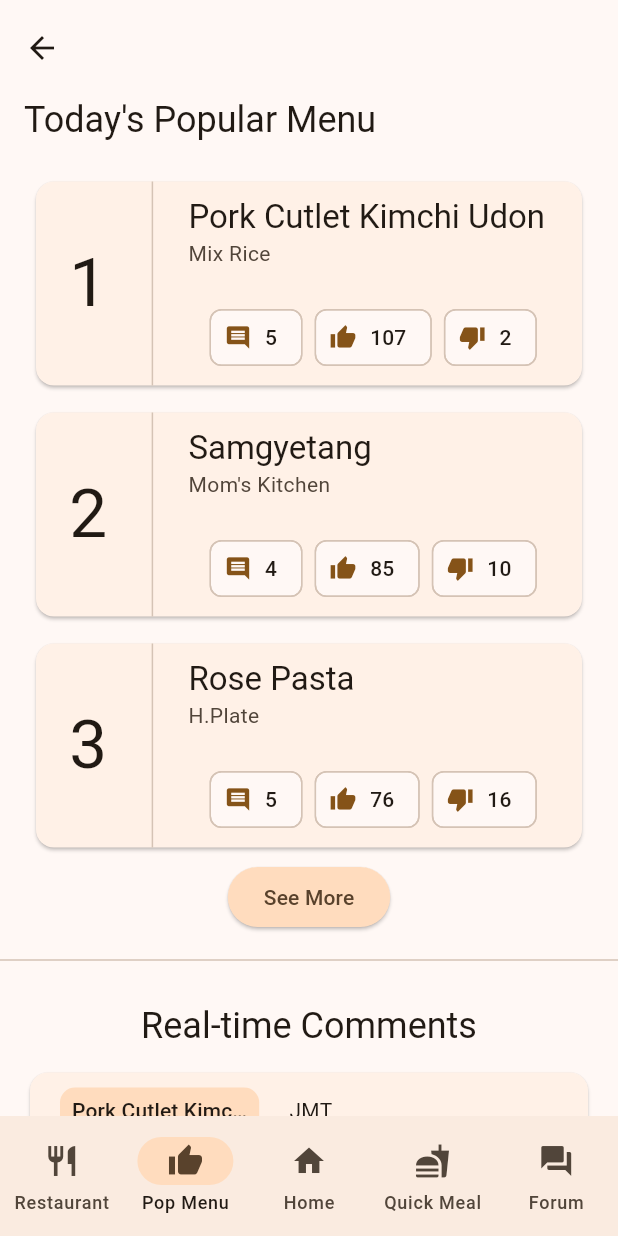
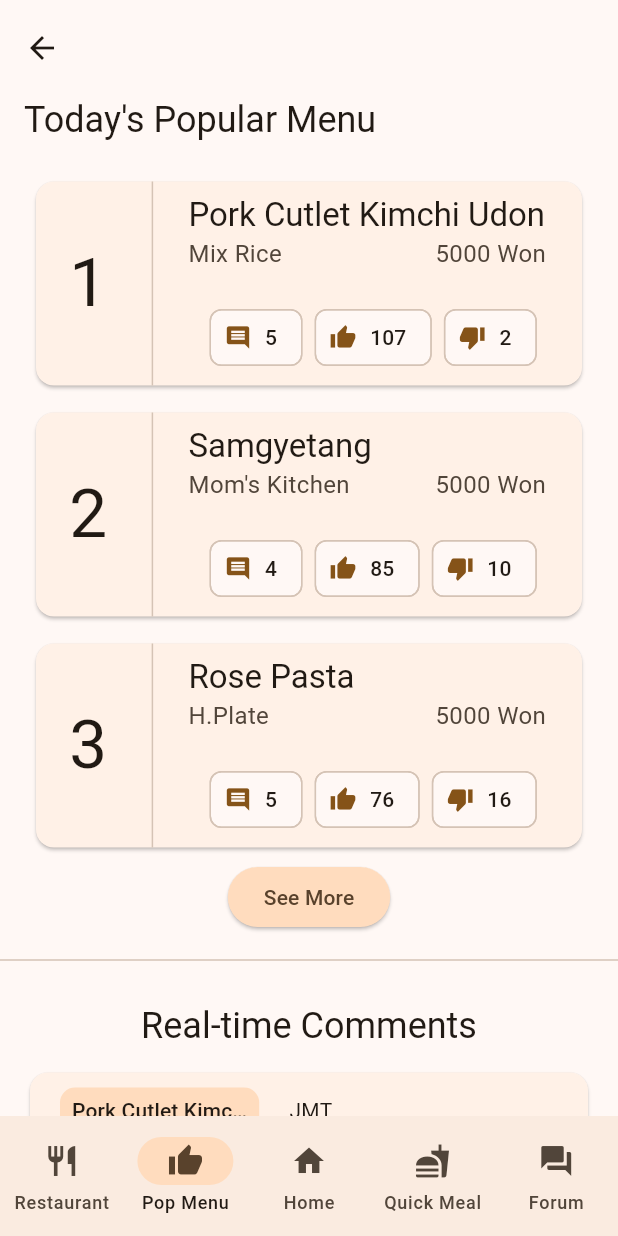
Before and after one commit to yangsijun/2022-2-IED-Mealis, a Flutter app: the screen it shows after launch, item 2 of the bottom bar chosen, on a phone screen of 412 x 824 dp. Run offline on Flutter 3.47's test engine with Material 2 defaults, Android fonts, the phone set to English and light mode, and no system bars; our stand-ins replace reorderable_grid_view.

Commit message:
Add menu price

```diff
--- a/lib/database.dart
+++ b/lib/database.dart
@@ -18,27 +18,142 @@ List<String> restaurantList = [
 ];
 
 Map<String, Menu> menuMap = {
-  'Pork Cutlet Kimchi Udon' : Menu('Pork Cutlet Kimchi Udon', 'Mix Rice', Stat(107, 2, 5), 'assets/images/pork_cutlet_kimchi_udon.jpg'),
-  'Tendon' : Menu('Tendon', 'Mix Rice', Stat(30, 10, 3), 'assets/images/tendon.jpg'),
-  'Backbone Spicy Soup' : Menu('Backbone Spicy Soup', 'Mix Rice', Stat(28, 10, 2), 'assets/images/backbone_spicy_soup.jpg'),
-  'Sirlon Donkatsu' : Menu('Sirlon Donkatsu', 'H.Plate', Stat(26, 10, 1), 'assets/images/sirlon_donkatsu.jpg'),
-  'Spicy Donkatsu' : Menu('Spicy Donkatsu', 'H.Plate', Stat(24, 10, 2), 'assets/images/spicy_donkatsu.jpg'),
-  'Rose Pasta' : Menu('Rose Pasta', 'H.Plate', Stat(76, 16, 5), 'assets/images/rose_pasta.jpg'),
-  'Bean Sprout Radish Beef Soup': Menu('Bean Sprout Radish Beef Soup', 'Mom\'s Kitchen', Stat(22, 10, 0), 'assets/images/bean_sprout_radish_beef_soup.jpg'),
-  'Handmade Donkatsu' : Menu('Handmade Donkatsu', 'Mom\'s Kitchen', Stat(20, 10, 2), 'assets/images/handmade_donkatsu.jpg'),
-  'Samgyetang' : Menu('Samgyetang', 'Mom\'s Kitchen', Stat(85, 10, 4), 'assets/images/samgyetang.jpg'),
-  'Korean Black Noodle' : Menu('Korean Black Noodle', 'Handong Lounge', Stat(19, 10, 2), 'assets/images/korean_black_noodle.jpg'),
-  'Nagasaki Jjampong' : Menu('Nagasaki Jjampong', 'Handong Lounge', Stat(18, 10, 3), 'assets/images/nagasaki_jjampong.jpg'),
-  'Pork Soup' : Menu('Pork Soup', 'Handong Lounge', Stat(17, 10, 2), 'assets/images/pork_soup.jpg'),
-  'Thai Lemon Chicken and Garlic Rice' : Menu('Thai Lemon Chicken and Garlic Rice', 'The Grace Table', Stat(16, 10, 0), 'assets/images/thai_lemon_chicken_and_garlic_rice.jpg'),
-  'Beef Curry' : Menu('Beef Curry', 'The Grace Table', Stat(15, 10, 0), 'assets/images/beef_curry.jpg'),
-  'Quesadilla' : Menu('Quesadilla', 'The Grace Table', Stat(14, 10, 0), 'assets/images/quesadilla.jpg'),
-  'Cockle Bibimbap' : Menu('Cockle Bibimbap', 'The Grace Table', Stat(13, 10, 0), 'assets/images/cockle_bibimbap.jpg'),
-  'Double Cheeseburger' : Menu('Double Cheeseburger', 'The Grace Table', Stat(13, 10, 1), 'assets/images/double_cheeseburger.jpg'),
-  'Burrito Bowl' : Menu('Burrito Bowl', 'The Grace Table', Stat(12, 10, 0), 'assets/images/burrito_bowl.jpg'),
-  'Thai Beef Salad' : Menu('Thai Beef Salad', 'The Grace Table', Stat(11, 10, 0), 'assets/images/thai_beef_salad.jpg'),
-  'Braised Chicken' : Menu('Braised Chicken', 'Han\'s Deli', Stat(10, 10, 0), 'assets/images/braised_chicken.jpg'),
-  'Braised Chicken with Cheese' : Menu('Braised Chicken with Cheese', 'Han\'s Deli', Stat(26, 5, 2), 'assets/images/braised_chicken_with_cheese.jpg'),
+  'Pork Cutlet Kimchi Udon' : Menu(
+      'Pork Cutlet Kimchi Udon',
+      'Mix Rice',
+      5000,
+      Stat(107, 2, 5),
+      'assets/images/pork_cutlet_kimchi_udon.jpg'
+  ),
+  'Tendon' : Menu(
+      'Tendon',
+      'Mix Rice',
+      5000,
+      Stat(30, 10, 3),
+      'assets/images/tendon.jpg'
+  ),
+  'Backbone Spicy Soup' : Menu(
+      'Backbone Spicy Soup',
+      'Mix Rice',
+      4600,
+      Stat(28, 10, 2),
+      'assets/images/backbone_spicy_soup.jpg'
+  ),
+  'Sirlon Donkatsu' : Menu(
+      'Sirlon Donkatsu',
+      'H.Plate',
+      4300,
+      Stat(26, 10, 1),
+      'assets/images/sirlon_donkatsu.jpg'
+  ),
+  'Spicy Donkatsu' : Menu(
+      'Spicy Donkatsu',
+      'H.Plate',
+      5000,
+      Stat(24, 10, 2),
+      'assets/images/spicy_donkatsu.jpg'
+  ),
+  'Rose Pasta' : Menu(
+      'Rose Pasta',
+      'H.Plate',
+      5000,
+      Stat(76, 16, 5),
+      'assets/images/rose_pasta.jpg'
+  ),
+  'Bean Sprout Radish Beef Soup': Menu(
+      'Bean Sprout Radish Beef Soup',
+      'Mom\'s Kitchen',
+      5000,
+      Stat(22, 10, 0),
+      'assets/images/bean_sprout_radish_beef_soup.jpg'
+  ),
+  'Handmade Donkatsu' : Menu(
+      'Handmade Donkatsu',
+      'Mom\'s Kitchen',
+      5000,
+      Stat(20, 10, 2),
+      'assets/images/handmade_donkatsu.jpg'
+  ),
+  'Samgyetang' : Menu(
+      'Samgyetang',
+      'Mom\'s Kitchen',
+      5000,
+      Stat(85, 10, 4),
+      'assets/images/samgyetang.jpg'
+  ),
+  'Korean Black Noodle' : Menu(
+      'Korean Black Noodle',
+      'Handong Lounge',
+      5000,
+      Stat(19, 10, 2),
+      'assets/images/korean_black_noodle.jpg'
+  ),
+  'Nagasaki Jjampong' : Menu(
+      'Nagasaki Jjampong',
+      'Handong Lounge',
+      5000,
+      Stat(18, 10, 3),
+      'assets/images/nagasaki_jjampong.jpg'),
+  'Pork Soup' : Menu(
+      'Pork Soup',
+      'Handong Lounge',
+      5000,
+      Stat(17, 10, 2),
+      'assets/images/pork_soup.jpg'),
+  'Thai Lemon Chicken and Garlic Rice' : Menu(
+      'Thai Lemon Chicken and Garlic Rice',
+      'The Grace Table',
+      5000,
+      Stat(16, 10, 0),
+      'assets/images/thai_lemon_chicken_and_garlic_rice.jpg'),
+  'Beef Curry' : Menu(
+      'Beef Curry',
+      'The Grace Table',
+      5000,
+      Stat(15, 10, 0),
+      'assets/images/beef_curry.jpg'),
+  'Quesadilla' : Menu(
+      'Quesadilla',
+      'The Grace Table',
+      5000,
+      Stat(14, 10, 0),
+      'assets/images/quesadilla.jpg'),
+  'Cockle Bibimbap' : Menu(
+      'Cockle Bibimbap',
+      'The Grace Table',
+      5000,
+      Stat(13, 10, 0),
+      'assets/images/cockle_bibimbap.jpg'),
+  'Double Cheeseburger' : Menu(
+      'Double Cheeseburger',
+      'The Grace Table',
+      5000,
+      Stat(13, 10, 1),
+      'assets/images/double_cheeseburger.jpg'),
+  'Burrito Bowl' : Menu(
+      'Burrito Bowl',
+      'The Grace Table',
+      5000,
+      Stat(12, 10, 0),
+      'assets/images/burrito_bowl.jpg'),
+  'Thai Beef Salad' : Menu(
+      'Thai Beef Salad',
+      'The Grace Table',
+      5000,
+      Stat(11, 10, 0),
+      'assets/images/thai_beef_salad.jpg'),
+  'Braised Chicken' : Menu(
+      'Braised Chicken',
+      'Han\'s Deli',
+      5000,
+      Stat(10, 10, 0),
+      'assets/images/braised_chicken.jpg'),
+  'Braised Chicken with Cheese' : Menu(
+      'Braised Chicken with Cheese',
+      'Han\'s Deli',
+      5000,
+      Stat(26, 5, 2),
+      'assets/images/braised_chicken_with_cheese.jpg'),
 };
 
 List<MenuComment> commentList = [
--- a/lib/menu.dart
+++ b/lib/menu.dart
@@ -3,8 +3,9 @@ import 'package:mealis/stat.dart';
 class Menu {
   String menuName;
   String restaurantName;
+  int price;
   Stat stat;
   String image;
 
-  Menu(this.menuName, this.restaurantName, this.stat, this.image);
+  Menu(this.menuName, this.restaurantName, this.price, this.stat, this.image);
 }
--- a/lib/one_menu_page.dart
+++ b/lib/one_menu_page.dart
@@ -18,7 +18,13 @@ Widget buildMenuCardContent(BuildContext context, String menuName) {
       children: <Widget>[
         ListTile(
           title: Text(menuName, style: Theme.of(context).textTheme.titleLarge, overflow: TextOverflow.ellipsis),
-          subtitle: Text(menuMap[menuName]!.restaurantName),
+          subtitle: Row(
+            mainAxisAlignment: MainAxisAlignment.spaceBetween,
+            children: [
+              Text(menuMap[menuName]!.restaurantName, style: const TextStyle(fontSize: 16)),
+              Text('${menuMap[menuName]!.price} Won', style: const TextStyle(fontSize: 16),),
+            ],
+          ),
         ),
         ButtonBar(
           alignment: MainAxisAlignment.center,
--- a/lib/popular_menu_page.dart
+++ b/lib/popular_menu_page.dart
@@ -20,7 +20,13 @@ class _PopularMenuPageState extends State<PopularMenuPage> {
       children: <Widget>[
         ListTile(
           title: Text(menuName, style: Theme.of(context).textTheme.titleLarge, overflow: TextOverflow.ellipsis),
-          subtitle: Text(menuMap[menuName]!.restaurantName),
+          subtitle: Row(
+            mainAxisAlignment: MainAxisAlignment.spaceBetween,
+            children: [
+              Text(menuMap[menuName]!.restaurantName, style: const TextStyle(fontSize: 16),),
+              Text('${menuMap[menuName]!.price} Won', style: const TextStyle(fontSize: 16),),
+            ],
+          ),
         ),
         ButtonBar(
           alignment: MainAxisAlignment.center,
```
